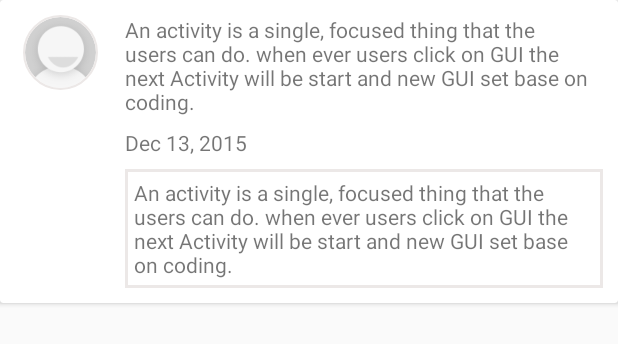
After one commit to bahaa-sharqawe/AskAndAnswer, an Android app: the layout notification_item.xml on its own in the app's theme, with its tools: preview values and no code run, on a phone screen of 412 x 824 dp. The commit adds this screen. Shown: the top 344 px of the screen. Run offline under Robolectric (Android 15) with nearby library versions, the phone set to English and light mode, and no system bars; network calls fail.

Commit message:
9/12/2015

```diff
--- a/app/build.gradle
+++ b/app/build.gradle
@@ -62,5 +62,6 @@ dependencies {
         // exclusion is not necessary, but generally a good idea.
         exclude group: 'com.google.android', module: 'support-v4'
     }
-//    compile 'com.miguelcatalan:materialsearchview:1.3.0'
+
+    compile 'com.miguelcatalan:materialsearchview:1.3.0'
 }
--- a/app/src/main/AndroidManifest.xml
+++ b/app/src/main/AndroidManifest.xml
@@ -57,7 +57,7 @@
         <activity
             android:name=".Activity.UpdateProfile"
             android:screenOrientation="portrait"
-            android:windowSoftInputMode="stateHidden"/>
+            android:windowSoftInputMode="stateHidden" />
         <activity
             android:name=".Activity.AddEditPost"
             android:screenOrientation="portrait" />
@@ -83,6 +83,8 @@
         </activity>
         <activity android:name=".Activity.ForgetPassword" >
         </activity>
+        <activity android:name=".Activity.Search" >
+        </activity>
     </application>
 
 </manifest>
--- a/app/src/main/java/com/orchidatech/askandanswer/Activity/MainScreen.java
+++ b/app/src/main/java/com/orchidatech/askandanswer/Activity/MainScreen.java
@@ -164,7 +164,10 @@ public class MainScreen extends AppCompatActivity implements TermsFragment.OnDra
                 break;
             case 5:
                 //search
-                fragment = new SearchAndFavorite();
+                startActivity(new Intent(MainScreen.this, Search.class));
+                overridePendingTransition(R.anim.enter, R.anim.exit);
+
+//                fragment = new SearchAndFavorite();
                 break;
             case 6:
                 //logout
--- /dev/null
+++ b/app/src/main/res/drawable/notification_backgnd.xml
@@ -0,0 +1,5 @@
+<?xml version="1.0" encoding="utf-8"?>
+<shape xmlns:android="http://schemas.android.com/apk/res/android" android:shape="rectangle">
+    <solid android:color="#fff" />
+        <stroke android:color="#ece8e7" android:width="2dp"/>
+</shape>
--- a/app/src/main/res/layout/comment_item.xml
+++ b/app/src/main/res/layout/comment_item.xml
@@ -50,7 +50,7 @@
                     android:layout_width="wrap_content"
                     android:layout_height="wrap_content"
                     android:id="@+id/iv_comment_options"
-                    android:src="@drawable/ic_name"
+                    android:src="@drawable/ic_menu"
                     android:visibility="visible"
                     />
                 <TextView
--- /dev/null
+++ b/app/src/main/res/layout/notification_item.xml
@@ -0,0 +1,50 @@
+<?xml version="1.0" encoding="utf-8"?>
+<android.support.v7.widget.CardView xmlns:android="http://schemas.android.com/apk/res/android"
+    android:layout_width="match_parent"
+    android:layout_height="wrap_content"
+    xmlns:app="http://schemas.android.com/apk/res-auto"
+    android:id="@+id/card_notification"
+    >
+    <RelativeLayout
+        android:layout_width="match_parent"
+        android:layout_height="wrap_content"
+        android:padding="10dp">
+        <de.hdodenhof.circleimageview.CircleImageView
+            android:layout_width="50dp"
+            android:layout_height="50dp"
+            android:layout_marginRight="10dp"
+            android:layout_marginLeft="5dp"
+            android:id="@+id/iv_profile"
+            android:layout_alignParentLeft="true"
+            android:src="@drawable/ic_user"
+            app:civ_border_width="1dp"
+            app:civ_border_color="#ece8e7"
+            />
+        <TextView
+            android:layout_width="match_parent"
+            android:layout_height="wrap_content"
+            android:id="@+id/tv_notification_text"
+            android:layout_marginLeft="8dp"
+            android:layout_alignTop="@+id/iv_profile"
+            android:layout_toRightOf="@+id/iv_profile"
+            android:text="@string/post_example"/>
+        <TextView
+            android:layout_width="wrap_content"
+            android:layout_height="wrap_content"
+            android:id="@+id/notif_date"
+            android:layout_alignLeft="@+id/tv_notification_text"
+            android:layout_below="@+id/tv_notification_text"
+            android:layout_marginTop="8dp"
+            android:text="Dec 13, 2015"/>
+        <TextView
+            android:layout_width="match_parent"
+            android:layout_height="wrap_content"
+            android:layout_alignLeft="@+id/tv_notification_text"
+            android:layout_marginTop="8dp"
+            android:layout_below="@+id/notif_date"
+            android:text="@string/post_example"
+            android:padding="6dp"
+            android:background="@drawable/notification_backgnd"/>
+    </RelativeLayout>
+
+</android.support.v7.widget.CardView>
```
Also changed, not shown: app/src/main/java/com/orchidatech/askandanswer/Activity/Search.java (added, +146 -0 lines), app/src/main/java/com/orchidatech/askandanswer/Fragment/Timeline.java (+29 -4 lines), app/src/main/java/com/orchidatech/askandanswer/View/Adapter/NotificationsAdapter.java (added, +47 -0 lines), app/src/main/java/com/orchidatech/askandanswer/WebService/WebServiceFunctions.java (+34 -15 lines), app/src/main/res/layout/activity_search.xml (added, +32 -0 lines), app/src/main/res/drawable-hdpi/ic_menu.png (added), app/src/main/res/drawable-mdpi/ic_menu.png (added), app/src/main/res/drawable-xhdpi/ic_menu.png (added), app/src/main/res/drawable-xxhdpi/ic_menu.png (added), app/src/main/res/drawable-xxxhdpi/ic_menu.png (added), 1 other file.
